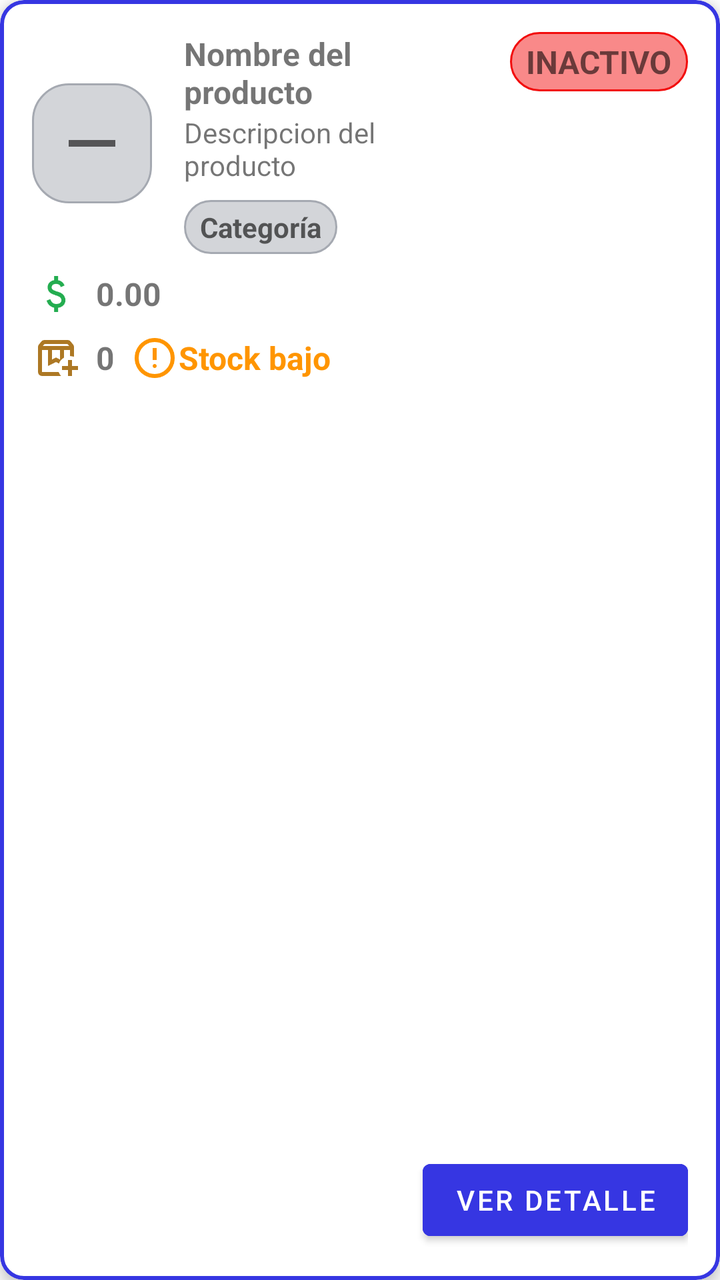
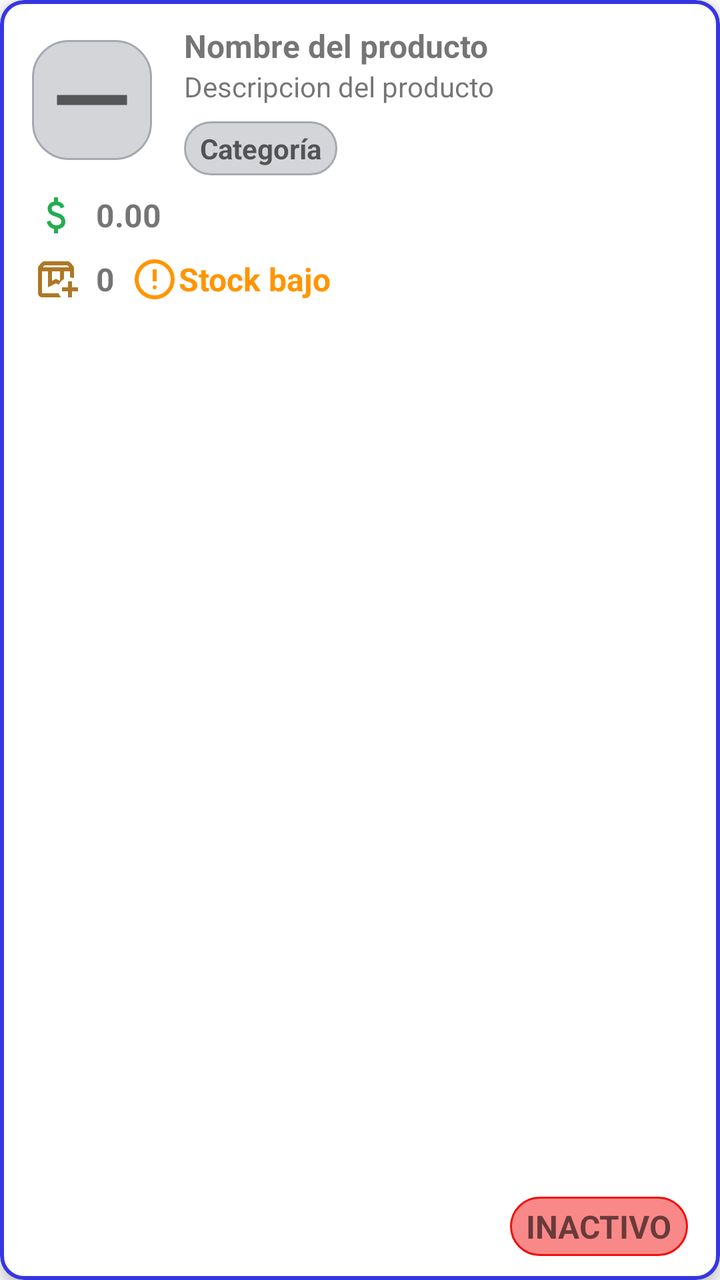

Two renders of the same Android screen: before a commit and after it. Below are the layout's source before the change and the commit's diff.
<!-- AndroidManifest.xml: application theme Theme.DanisaTienda -->
<!-- res/layout/item_producto.xml -->
<?xml version="1.0" encoding="utf-8"?>
<com.google.android.material.card.MaterialCardView xmlns:android="http://schemas.android.com/apk/res/android"
    xmlns:app="http://schemas.android.com/apk/res-auto"
    xmlns:tools="http://schemas.android.com/tools"
    android:id="@+id/cardProductoAdapter"
    android:layout_width="match_parent"
    android:layout_height="wrap_content"
    android:layout_margin="8dp"
    app:cardCornerRadius="12dp"
    app:cardElevation="4dp"
    app:strokeColor="@color/blue"
    app:strokeWidth="2dp">


    <androidx.constraintlayout.widget.ConstraintLayout
        android:id="@+id/cardProducto"
        android:layout_width="match_parent"
        android:layout_height="match_parent"
        android:padding="16dp">

        <ImageView
            android:id="@+id/ivCardProductoFoto"
            android:layout_width="60dp"
            android:layout_height="60dp"
            android:background="@drawable/button_white_transparent"
            android:paddingHorizontal="10dp"
            android:src="@drawable/remove_24px"
            app:layout_constraintBottom_toBottomOf="@+id/tvCardProductoCategoria"
            app:layout_constraintStart_toStartOf="parent"
            app:layout_constraintTop_toTopOf="parent" />

        <TextView
            android:id="@+id/tvCardProductoNombre"
            android:layout_width="0dp"
            android:layout_height="wrap_content"
            android:layout_marginStart="16dp"
            android:layout_marginEnd="16dp"
            android:text="Nombre del producto"
            android:textSize="16sp"
            android:textStyle="bold"
            app:layout_constraintEnd_toStartOf="@+id/tvCardProductoActivo"
            app:layout_constraintStart_toEndOf="@+id/ivCardProductoFoto"
            app:layout_constraintTop_toTopOf="parent" />

        <TextView
            android:id="@+id/tvCardProductoCategoria"
            android:layout_width="wrap_content"
            android:layout_height="wrap_content"
            android:layout_marginTop="8dp"
            android:background="@drawable/button_white_transparent"
            android:backgroundTint="@color/gray_icon"
            android:paddingHorizontal="8dp"
            android:paddingVertical="4dp"
            android:text="Categoría"
            android:textColor="#9C000000"
            android:textStyle="bold"
            app:layout_constraintStart_toStartOf="@+id/tvCardProductoDescripcion"
            app:layout_constraintTop_toBottomOf="@+id/tvCardProductoDescripcion" />

        <TextView
            android:id="@+id/tvCardProductoPrecio"
            android:layout_width="wrap_content"
            android:layout_height="wrap_content"
            android:layout_marginTop="8dp"
            android:drawableStart="@drawable/attach_money_24px"
            android:drawablePadding="8dp"
            android:drawableTint="@color/green_dark"
            android:gravity="center"
            android:text="0.00"
            android:textSize="16sp"
            android:textStyle="bold"
            app:layout_constraintStart_toStartOf="parent"
            app:layout_constraintTop_toBottomOf="@+id/tvCardProductoCategoria" />

        <TextView
            android:id="@+id/tvCardProductoStock"
            android:layout_width="wrap_content"
            android:layout_height="wrap_content"
            android:layout_marginTop="8dp"
            android:drawableStart="@drawable/box_add_24px"
            android:drawablePadding="8dp"
            android:drawableTint="#AD7824"
            android:gravity="center"
            android:text="0"
            android:textSize="16sp"
            android:textStyle="bold"
            app:layout_constraintStart_toStartOf="parent"
            app:layout_constraintTop_toBottomOf="@+id/tvCardProductoPrecio" />

        <TextView
            android:id="@+id/tvCardProductoSinStockAdvertencia"
            android:layout_width="wrap_content"
            android:layout_height="wrap_content"
            android:layout_marginStart="8dp"
            android:drawableStart="@drawable/error_24px"
            android:drawableTint="@color/orange_advertence"
            android:gravity="center"
            android:text="Stock bajo"
            android:textColor="@color/orange_advertence"
            android:textSize="16sp"
            android:textStyle="bold"
            app:layout_constraintStart_toEndOf="@+id/tvCardProductoStock"
            app:layout_constraintTop_toTopOf="@+id/tvCardProductoStock" />

        <TextView
            android:id="@+id/tvCardProductoActivo"
            android:layout_width="wrap_content"
            android:layout_height="wrap_content"
            android:background="@drawable/button_white_transparent"
            android:backgroundTint="@color/red"
            android:paddingHorizontal="8dp"
            android:paddingVertical="4dp"
            android:text="INACTIVO"
            android:textColor="#92000000"
            android:textSize="16sp"
            android:textStyle="bold"
            app:layout_constraintEnd_toEndOf="parent"
            app:layout_constraintTop_toTopOf="parent" />

        <Button
            android:id="@+id/btCardProductoVerDetalle"
            android:layout_width="wrap_content"
            android:layout_height="wrap_content"
            android:backgroundTint="@color/blue"
            android:text="Ver detalle"
            android:textColor="@color/white"
            app:layout_constraintBottom_toBottomOf="parent"
            app:layout_constraintEnd_toEndOf="parent"
            app:strokeColor="@color/blue"
            app:strokeWidth="2dp" />

        <TextView
            android:id="@+id/tvCardProductoDescripcion"
            android:layout_width="0dp"
            android:layout_height="wrap_content"
            android:layout_marginEnd="8dp"
            android:text="Descripcion del producto"
            app:layout_constraintEnd_toStartOf="@+id/tvCardProductoActivo"
            app:layout_constraintStart_toStartOf="@+id/tvCardProductoNombre"
            app:layout_constraintTop_toBottomOf="@+id/tvCardProductoNombre" />

    </androidx.constraintlayout.widget.ConstraintLayout>
</com.google.android.material.card.MaterialCardView>
<!-- resources referenced by this layout -->
<resources>
  <color name="blue">#FF3636E2</color>
  <color name="gray_icon">#FFA5A9B1</color>
  <color name="green_dark">#24AD50</color>
  <color name="orange_advertence">#FF9500</color>
  <color name="red">#FFF20D0D</color>
  <color name="white">#FFFFFFFF</color>
  <!-- drawable attach_money_24px (drawable) -->
  <vector xmlns:android="http://schemas.android.com/apk/res/android"
      android:width="24dp"
      android:height="24dp"
      android:viewportWidth="960"
      android:viewportHeight="960"
      android:tint="?attr/colorControlNormal">
    <path
        android:fillColor="@android:color/white"
        android:pathData="M441,840L441,754Q388,742 349.5,708Q311,674 293,612L367,582Q382,630 411.5,655Q441,680 489,680Q530,680 558.5,661.5Q587,643 587,604Q587,569 565,548.5Q543,528 463,502Q377,475 345,437.5Q313,400 313,346Q313,281 355,245Q397,209 441,204L441,120L521,120L521,204Q571,212 603.5,240.5Q636,269 651,310L577,342Q565,310 543,294Q521,278 483,278Q439,278 416,297.5Q393,317 393,346Q393,379 423,398Q453,417 527,438Q596,458 631.5,501.5Q667,545 667,602Q667,673 625,710Q583,747 521,756L521,840L441,840Z"/>
  </vector>
  <!-- drawable button_white_transparent (drawable) -->
  <?xml version="1.0" encoding="utf-8"?>
  <selector xmlns:android="http://schemas.android.com/apk/res/android">
      <item>
          <shape>
              <solid android:color="#7CA5A9B1"/>
              <corners android:radius="18dp"/>
              <stroke
                  android:width="1dp"
                  android:color="@color/gray_icon"
                  />
          </shape>
      </item>
  </selector>
  <!-- drawable error_24px (drawable) -->
  <vector xmlns:android="http://schemas.android.com/apk/res/android"
      android:width="24dp"
      android:height="24dp"
      android:viewportWidth="960"
      android:viewportHeight="960"
      android:tint="?attr/colorControlNormal">
    <path
        android:fillColor="@android:color/white"
        android:pathData="M508.5,668.5Q520,657 520,640Q520,623 508.5,611.5Q497,600 480,600Q463,600 451.5,611.5Q440,623 440,640Q440,657 451.5,668.5Q463,680 480,680Q497,680 508.5,668.5ZM440,520L520,520L520,280L440,280L440,520ZM480,880Q397,880 324,848.5Q251,817 197,763Q143,709 111.5,636Q80,563 80,480Q80,397 111.5,324Q143,251 197,197Q251,143 324,111.5Q397,80 480,80Q563,80 636,111.5Q709,143 763,197Q817,251 848.5,324Q880,397 880,480Q880,563 848.5,636Q817,709 763,763Q709,817 636,848.5Q563,880 480,880ZM480,800Q614,800 707,707Q800,614 800,480Q800,346 707,253Q614,160 480,160Q346,160 253,253Q160,346 160,480Q160,614 253,707Q346,800 480,800ZM480,480Q480,480 480,480Q480,480 480,480Q480,480 480,480Q480,480 480,480Q480,480 480,480Q480,480 480,480Q480,480 480,480Q480,480 480,480Z"/>
  </vector>
  <!-- drawable remove_24px (drawable) -->
  <vector xmlns:android="http://schemas.android.com/apk/res/android"
      android:width="24dp"
      android:height="24dp"
      android:viewportWidth="960"
      android:viewportHeight="960"
      android:tint="?attr/colorControlNormal">
    <path
        android:fillColor="@android:color/white"
        android:pathData="M200,520L200,440L760,440L760,520L200,520Z"/>
  </vector>
  <style name="Theme.DanisaTienda" parent="Theme.MaterialComponents.DayNight.DarkActionBar">
          
          <item name="colorPrimary">@color/blue</item>
          <item name="colorPrimaryVariant">@color/purple_700</item>
          <item name="colorOnPrimary">@color/white</item>
          
          <item name="colorSecondary">@color/teal_200</item>
          <item name="colorSecondaryVariant">@color/teal_700</item>
          <item name="colorOnSecondary">@color/black</item>
          
          <item name="android:statusBarColor">?attr/colorPrimaryVariant</item>
          
      </style>
  <color name="purple_700">#FF3700B3</color>
  <color name="teal_200">#FF03DAC5</color>
  <color name="teal_700">#FF018786</color>
  <color name="black">#FF000000</color>
  <!-- unchanged entries left out for length: 1 -->
</resources>

<!-- the commit's change to res/layout/item_producto.xml (unified diff, before → after) -->
@@ -16,29 +16,30 @@
         android:id="@+id/cardProducto"
         android:layout_width="match_parent"
         android:layout_height="match_parent"
-        android:padding="16dp">
+        android:paddingHorizontal="16dp"
+        android:paddingVertical="12dp">
 
-        <ImageView
+        <com.google.android.material.imageview.ShapeableImageView
             android:id="@+id/ivCardProductoFoto"
             android:layout_width="60dp"
             android:layout_height="60dp"
             android:background="@drawable/button_white_transparent"
-            android:paddingHorizontal="10dp"
+            android:scaleType="centerCrop"
             android:src="@drawable/remove_24px"
             app:layout_constraintBottom_toBottomOf="@+id/tvCardProductoCategoria"
             app:layout_constraintStart_toStartOf="parent"
-            app:layout_constraintTop_toTopOf="parent" />
+            app:layout_constraintTop_toTopOf="parent"
+            app:shapeAppearanceOverlay="@style/RectangleImage" />
 
         <TextView
             android:id="@+id/tvCardProductoNombre"
             android:layout_width="0dp"
             android:layout_height="wrap_content"
             android:layout_marginStart="16dp"
-            android:layout_marginEnd="16dp"
             android:text="Nombre del producto"
             android:textSize="16sp"
             android:textStyle="bold"
-            app:layout_constraintEnd_toStartOf="@+id/tvCardProductoActivo"
+            app:layout_constraintEnd_toEndOf="parent"
             app:layout_constraintStart_toEndOf="@+id/ivCardProductoFoto"
             app:layout_constraintTop_toTopOf="parent" />
 
@@ -114,28 +115,15 @@
             android:textColor="#92000000"
             android:textSize="16sp"
             android:textStyle="bold"
-            app:layout_constraintEnd_toEndOf="parent"
-            app:layout_constraintTop_toTopOf="parent" />
-
-        <Button
-            android:id="@+id/btCardProductoVerDetalle"
-            android:layout_width="wrap_content"
-            android:layout_height="wrap_content"
-            android:backgroundTint="@color/blue"
-            android:text="Ver detalle"
-            android:textColor="@color/white"
             app:layout_constraintBottom_toBottomOf="parent"
-            app:layout_constraintEnd_toEndOf="parent"
-            app:strokeColor="@color/blue"
-            app:strokeWidth="2dp" />
+            app:layout_constraintEnd_toEndOf="parent" />
 
         <TextView
             android:id="@+id/tvCardProductoDescripcion"
             android:layout_width="0dp"
             android:layout_height="wrap_content"
-            android:layout_marginEnd="8dp"
             android:text="Descripcion del producto"
-            app:layout_constraintEnd_toStartOf="@+id/tvCardProductoActivo"
+            app:layout_constraintEnd_toEndOf="parent"
             app:layout_constraintStart_toStartOf="@+id/tvCardProductoNombre"
             app:layout_constraintTop_toBottomOf="@+id/tvCardProductoNombre" />
 
<!-- resource entries referenced after the edit -->
@@ -53,6 +53,10 @@
         android:fillColor="@android:color/white"
         android:pathData="M200,520L200,440L760,440L760,520L200,520Z"/>
   </vector>
+  <style name="RectangleImage">
+          <item name="cornerFamily">rounded</item>
+          <item name="cornerSize">25%</item>
+      </style>
   <style name="Theme.DanisaTienda" parent="Theme.MaterialComponents.DayNight.DarkActionBar">
           
           <item name="colorPrimary">@color/blue</item>
